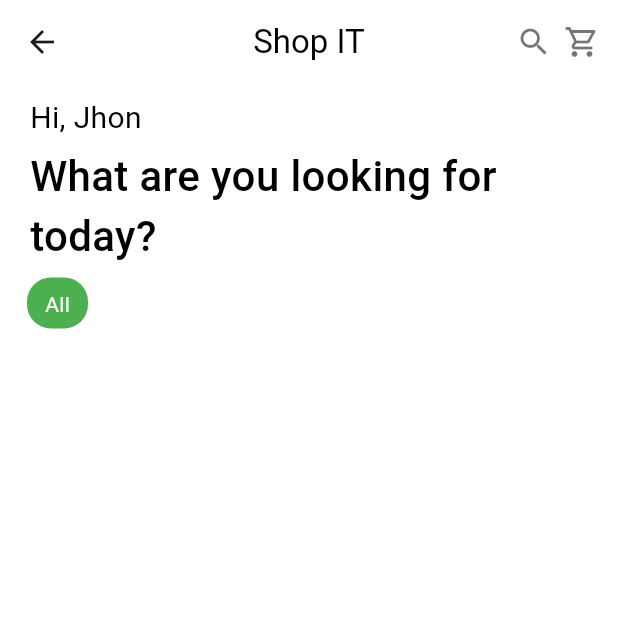
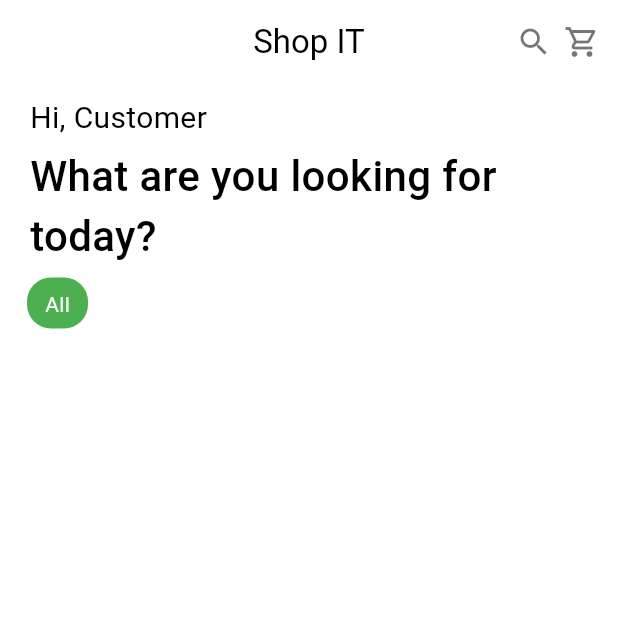
Before and after one commit to bilardos29/Ecommerce, a Flutter app: the HomeScreen screen opened directly, on a phone screen of 412 x 824 dp, the top half of it. Run offline on Flutter 3.47's test engine with Material 3 defaults, Android fonts, the phone set to English and light mode, and no system bars; our stand-ins replace dio; network calls fail.

```diff
--- /dev/null
+++ b/lib/feature/home/home_screen.dart
@@ -0,0 +1,152 @@
+import 'package:flutter/material.dart';
+import 'package:provider/provider.dart';
+import 'package:ecommerce_app/feature/cart/cart_presenter.dart';
+import 'package:ecommerce_app/feature/cart/cart_screen.dart';
+import 'package:ecommerce_app/feature/home/home_presenter.dart';
+import 'package:ecommerce_app/feature/search/search_screen.dart';
+import 'package:ecommerce_app/widgets/list_product_card.dart';
+
+import '../../widgets/base_widget.dart';
+import '../../widgets/header_widget.dart';
+import '../detail_product/detail_product_screen.dart';
+
+class HomeScreen extends StatefulWidget {
+  const HomeScreen({Key? key}) : super(key: key);
+
+  @override
+  State<HomeScreen> createState() => _HomeScreenState();
+}
+
+class _HomeScreenState extends State<HomeScreen> {
+  late HomePresenter presenter = context.read<HomePresenter>();
+
+  @override
+  void initState() {
+    // TODO: implement initState
+    super.initState();
+
+    presenter.getCategory().whenComplete(() {
+      presenter.getListProduct();
+    });
+  }
+
+  @override
+  Widget build(BuildContext context) {
+    var size = MediaQuery.of(context).size;
+    final double itemHeight = (size.height - kToolbarHeight) / 3;
+    final double itemWidth = size.width / 2.7;
+
+    return Scaffold(
+      appBar: AppBar(
+        backgroundColor: Colors.white,
+        title: const Text("Shop IT", style: TextStyle(color: Colors.black)),
+        centerTitle: true,
+        elevation: 0.0,
+        actions: [
+          Padding(
+            padding: const EdgeInsets.only(right: 8),
+            child: InkWell(
+              onTap: () {
+                //Push to Search screen
+                BaseWidget.push(context, const SearchScreen());
+              },
+              child: const Icon(Icons.search_sharp, color: Colors.black54),
+            ),
+          ),
+          Padding(
+            padding: const EdgeInsets.only(right: 12),
+            child: InkWell(
+              onTap: () {
+                //Push to Cart screen
+                context.read<CartPresenter>().getListCart().whenComplete(
+                  () => BaseWidget.push(context, const CartScreen()),
+                );
+              },
+              child: const Icon(
+                Icons.shopping_cart_outlined,
+                color: Colors.black54,
+              ),
+            ),
+          ),
+        ],
+      ),
+      body: Container(
+        padding: const EdgeInsets.symmetric(horizontal: 12),
+        child: ListView(
+          children: <Widget>[
+            const HeaderWidget('Customer'),
+            presenter.listCat.isNotEmpty
+                ? Container(
+                  height: 34,
+                  padding: const EdgeInsets.symmetric(horizontal: 6),
+                  child: ListView.builder(
+                    scrollDirection: Axis.horizontal,
+                    itemCount: presenter.listCat.length,
+                    itemBuilder: (context, index) {
+                      return InkWell(
+                        onTap: () {
+                          presenter.changeCat(index);
+                        },
+                        child: Container(
+                          padding: const EdgeInsets.symmetric(
+                            vertical: 8,
+                            horizontal: 12,
+                          ),
+                          decoration: BoxDecoration(
+                            borderRadius: BorderRadius.circular(16),
+                            color:
+                                presenter.isCatSelected(index)
+                                    ? Colors.green
+                                    : Colors.white,
+                          ),
+                          child: Text(
+                            presenter.listCat[index],
+                            style: TextStyle(
+                              color:
+                                  presenter.isCatSelected(index)
+                                      ? Colors.white
+                                      : Colors.black,
+                            ),
+                          ),
+                        ),
+                      );
+                    },
+                  ),
+                )
+                : const SizedBox(),
+            presenter.listProduct.isNotEmpty
+                ? GridView.builder(
+                  shrinkWrap: true,
+                  physics: const NeverScrollableScrollPhysics(),
+                  itemCount: presenter.listProduct.length,
+                  gridDelegate: SliverGridDelegateWithFixedCrossAxisCount(
+                    crossAxisCount: 2,
+                    childAspectRatio: (itemWidth / itemHeight),
+                  ),
+                  itemBuilder: (context, index) {
+                    return Padding(
+                      padding: const EdgeInsets.all(8.0),
+                      child: ListProductCard(
+                        product: presenter.listProduct[index],
+                        onClick: () {
+                          BaseWidget.push(
+                            context,
+                            DetailProductScreen(
+                              product: presenter.listProduct[index],
+                            ),
+                          );
+                        },
+                      ),
+                    );
+                  },
+                )
+                : const SizedBox(),
+          ],
+        ),
+      ),
+    );
+  }
+}
+
+//mor_2314
+//83r5^_
--- a/lib/feature/list_product/home_screen.dart
+++ /dev/null
@@ -1,141 +0,0 @@
-import 'package:flutter/material.dart';
-import 'package:provider/provider.dart';
-import 'package:ecommerce_app/feature/cart/cart_presenter.dart';
-import 'package:ecommerce_app/feature/cart/cart_screen.dart';
-import 'package:ecommerce_app/feature/list_product/home_presenter.dart';
-import 'package:ecommerce_app/feature/search/search_screen.dart';
-import 'package:ecommerce_app/widgets/list_product_card.dart';
-
-import '../../widgets/base_widget.dart';
-import '../../widgets/header_widget.dart';
-import '../detail_product/detail_product_screen.dart';
-
-class HomeScreen extends StatefulWidget {
-  const HomeScreen({Key? key}) : super(key: key);
-
-  @override
-  State<HomeScreen> createState() => _HomeScreenState();
-}
-
-class _HomeScreenState extends State<HomeScreen> {
-  late HomePresenter presenter;
-  late CartPresenter cartPresenter;
-
-  @override
-  Widget build(BuildContext context) {
-    var size = MediaQuery.of(context).size;
-    final double itemHeight = (size.height - kToolbarHeight) / 3;
-    final double itemWidth = size.width / 2.7;
-
-    presenter = Provider.of<HomePresenter>(context);
-    cartPresenter = Provider.of<CartPresenter>(context);
-
-    return Scaffold(
-      appBar: AppBar(
-        backgroundColor: Colors.white,
-        title: const Text(
-          "Shop IT",
-          style: TextStyle(color: Colors.black),
-        ),
-        centerTitle: true,
-        elevation: 0.0,
-        actions: [
-          Padding(
-            padding: const EdgeInsets.only(right: 8),
-            child: InkWell(
-              onTap: () {
-                //Push to Search screen
-                BaseWidget.push(context, const SearchScreen());
-              },
-              child: const Icon(
-                Icons.search_sharp,
-                color: Colors.black54,
-              ),
-            ),
-          ),
-          Padding(
-            padding: const EdgeInsets.only(right: 12),
-            child: InkWell(
-              onTap: () {
-                //Push to Cart screen
-                cartPresenter.getListCart().whenComplete(
-                    () => BaseWidget.push(context, const CartScreen()));
-              },
-              child: const Icon(
-                Icons.shopping_cart_outlined,
-                color: Colors.black54,
-              ),
-            ),
-          )
-        ],
-      ),
-      body: Container(
-        padding: const EdgeInsets.symmetric(horizontal: 12),
-        child: ListView(
-          children: <Widget>[
-            const HeaderWidget('Jhon'),
-            presenter.listCat.isNotEmpty
-                ? Container(
-                    height: 34,
-                    padding: const EdgeInsets.symmetric(horizontal: 6),
-                    child: ListView.builder(
-                        scrollDirection: Axis.horizontal,
-                        itemCount: presenter.listCat.length,
-                        itemBuilder: (context, index) {
-                          return InkWell(
-                            onTap: () {
-                              presenter.changeCat(index);
-                            },
-                            child: Container(
-                              padding: const EdgeInsets.symmetric(vertical: 8, horizontal: 12),
-                              decoration: BoxDecoration(
-                                  borderRadius: BorderRadius.circular(16),
-                                  color: presenter.isCatSelected(index)
-                                      ? Colors.green
-                                      : Colors.white),
-                              child: Text(
-                                presenter.listCat[index],
-                                style: TextStyle(
-                                    color: presenter.isCatSelected(index)
-                                        ? Colors.white
-                                        : Colors.black),
-                              ),
-                            ),
-                          );
-                        }),
-                  )
-                : const SizedBox(),
-            presenter.listProduct.isNotEmpty
-                ? GridView.builder(
-                    shrinkWrap: true,
-                    physics: const NeverScrollableScrollPhysics(),
-                    itemCount: presenter.listProduct.length,
-                    gridDelegate: SliverGridDelegateWithFixedCrossAxisCount(
-                      crossAxisCount: 2,
-                      childAspectRatio: (itemWidth / itemHeight),
-                    ),
-                    itemBuilder: (context, index) {
-                      return Padding(
-                        padding: const EdgeInsets.all(8.0),
-                        child: ListProductCard(
-                          product: presenter.listProduct[index],
-                          onClick: () {
-                            BaseWidget.push(
-                                context,
-                                DetailProductScreen(
-                                  product: presenter.listProduct[index],
-                                ));
-                          },
-                        ),
-                      );
-                    })
-                : const SizedBox(),
-          ],
-        ),
-      ),
-    );
-  }
-}
-
-//mor_2314
-//83r5^_
--- a/lib/feature/login/login_screen.dart
+++ b/lib/feature/login/login_screen.dart
@@ -1,7 +1,7 @@
 import 'package:flutter/material.dart';
 import 'package:provider/provider.dart';
-import 'package:ecommerce_app/feature/list_product/home_presenter.dart';
-import 'package:ecommerce_app/feature/list_product/home_screen.dart';
+import 'package:ecommerce_app/feature/home/home_presenter.dart';
+import 'package:ecommerce_app/feature/home/home_screen.dart';
 import 'package:ecommerce_app/widgets/base_widget.dart';
 import 'package:ecommerce_app/widgets/inputtext_widgets.dart';
 
--- a/lib/main.dart
+++ b/lib/main.dart
@@ -2,10 +2,10 @@ import 'package:flutter/material.dart';
 import 'package:provider/provider.dart';
 import 'package:ecommerce_app/feature/cart/cart_presenter.dart';
 import 'package:ecommerce_app/feature/detail_product/detail_product_presenter.dart';
-import 'package:ecommerce_app/feature/list_product/home_presenter.dart';
+import 'package:ecommerce_app/feature/home/home_presenter.dart';
 
+import 'feature/home/home_screen.dart';
 import 'feature/login/login_presenter.dart';
-import 'feature/login/login_screen.dart';
 import 'feature/search/search_presenter.dart';
 
 void main() {
@@ -41,6 +41,6 @@ class MyApp extends StatelessWidget {
             theme: ThemeData(
               scaffoldBackgroundColor: Colors.white,
             ),
-            home: const LoginScreen()));
+            home: const HomeScreen()));
   }
 }
--- a/lib/widgets/main_button.dart
+++ b/lib/widgets/main_button.dart
@@ -18,6 +18,7 @@ class MainButton extends StatelessWidget {
           ),
           elevation: 0,
           minimumSize: Size(MediaQuery.of(context).size.width, 52),
+          backgroundColor: Colors.redAccent
         ),
         child: Text(text,
             style: BaseWidget.mainTextStyle(colors: Colors.white, size: 16)));
```
Also changed, not shown: lib/feature/home/home_presenter.dart (renamed from lib/feature/list_product/home_presenter.dart).
